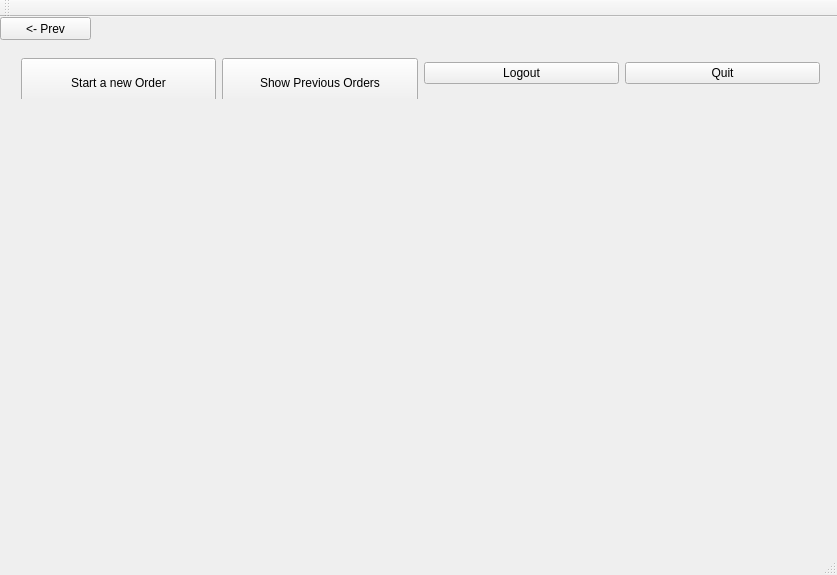
The window that project/src/mainwindow.ui (leoEAB/McDiabetes) describes before a commit, drawn with Qt 5.
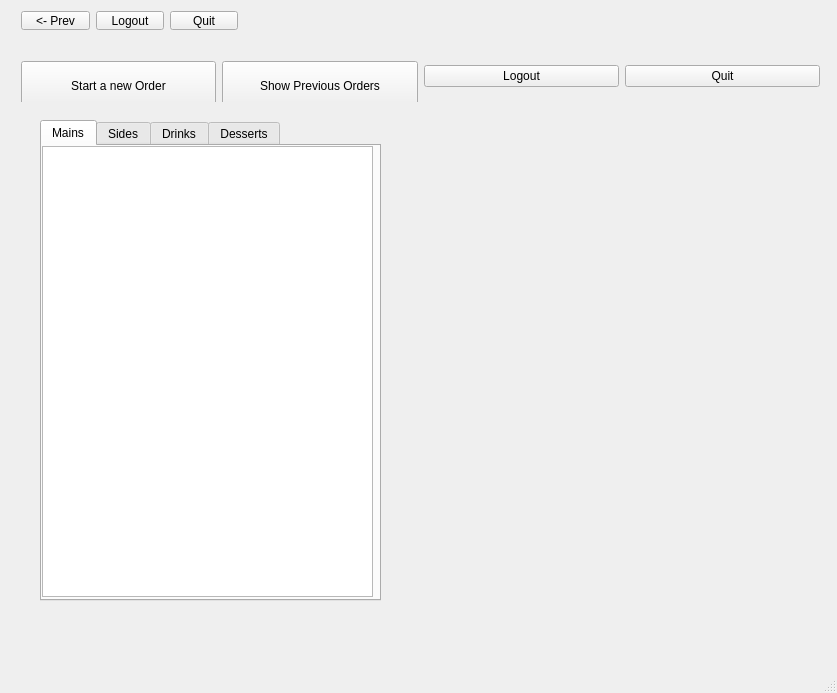
The same window after the commit. The open tabs and pages were chosen to show the change. Icons and pictures are not drawn.

Commit message: login is now perfected, added extra user/admin features

Diff of the .ui file:
```diff
--- a/project/src/mainwindow.ui
+++ b/project/src/mainwindow.ui
@@ -7,7 +7,7 @@
     <x>0</x>
     <y>0</y>
     <width>837</width>
-    <height>575</height>
+    <height>693</height>
    </rect>
   </property>
   <property name="sizePolicy">
@@ -24,9 +24,9 @@
     <property name="geometry">
      <rect>
       <x>10</x>
-      <y>20</y>
+      <y>40</y>
       <width>821</width>
-      <height>511</height>
+      <height>611</height>
      </rect>
     </property>
     <property name="styleSheet">
@@ -414,32 +414,6 @@
        </rect>
       </property>
      </widget>
-     <widget class="QWidget" name="horizontalLayoutWidget_2">
-      <property name="geometry">
-       <rect>
-        <x>600</x>
-        <y>470</y>
-        <width>221</width>
-        <height>31</height>
-       </rect>
-      </property>
-      <layout class="QHBoxLayout" name="horizontalLayout_3">
-       <item>
-        <widget class="QPushButton" name="buttonLogout">
-         <property name="text">
-          <string>Logout</string>
-         </property>
-        </widget>
-       </item>
-       <item>
-        <widget class="QPushButton" name="buttonQuit">
-         <property name="text">
-          <string>Quit</string>
-         </property>
-        </widget>
-       </item>
-      </layout>
-     </widget>
     </widget>
     <widget class="QWidget" name="page3_user">
      <widget class="QWidget" name="verticalLayoutWidget_2">
@@ -494,6 +468,109 @@
        </item>
       </layout>
      </widget>
+     <widget class="QStackedWidget" name="stackedWidgetUser">
+      <property name="geometry">
+       <rect>
+        <x>20</x>
+        <y>70</y>
+        <width>771</width>
+        <height>501</height>
+       </rect>
+      </property>
+      <widget class="QWidget" name="pageNewOrderUser">
+       <widget class="QTabWidget" name="tabWidgetMenuUser">
+        <property name="geometry">
+         <rect>
+          <x>10</x>
+          <y>10</y>
+          <width>341</width>
+          <height>481</height>
+         </rect>
+        </property>
+        <property name="autoFillBackground">
+         <bool>false</bool>
+        </property>
+        <property name="currentIndex">
+         <number>0</number>
+        </property>
+        <widget class="QWidget" name="tab1">
+         <property name="accessibleName">
+          <string/>
+         </property>
+         <attribute name="title">
+          <string>Mains</string>
+         </attribute>
+         <widget class="QTableView" name="tableViewAllMains">
+          <property name="geometry">
+           <rect>
+            <x>0</x>
+            <y>0</y>
+            <width>331</width>
+            <height>451</height>
+           </rect>
+          </property>
+         </widget>
+        </widget>
+        <widget class="QWidget" name="tab2">
+         <attribute name="title">
+          <string>Sides</string>
+         </attribute>
+         <widget class="QTableView" name="tableViewAllSides">
+          <property name="geometry">
+           <rect>
+            <x>0</x>
+            <y>0</y>
+            <width>331</width>
+            <height>451</height>
+           </rect>
+          </property>
+         </widget>
+        </widget>
+        <widget class="QWidget" name="tab3">
+         <attribute name="title">
+          <string>Drinks</string>
+         </attribute>
+         <widget class="QTableView" name="tableViewAllDrinks">
+          <property name="geometry">
+           <rect>
+            <x>0</x>
+            <y>0</y>
+            <width>331</width>
+            <height>451</height>
+           </rect>
+          </property>
+         </widget>
+        </widget>
+        <widget class="QWidget" name="tab4">
+         <attribute name="title">
+          <string>Desserts</string>
+         </attribute>
+         <widget class="QTableView" name="tableViewAllDesserts">
+          <property name="geometry">
+           <rect>
+            <x>0</x>
+            <y>0</y>
+            <width>331</width>
+            <height>451</height>
+           </rect>
+          </property>
+         </widget>
+        </widget>
+       </widget>
+      </widget>
+      <widget class="QWidget" name="pagePrevOrdersUser">
+       <widget class="QTableView" name="tableView">
+        <property name="geometry">
+         <rect>
+          <x>20</x>
+          <y>10</y>
+          <width>741</width>
+          <height>481</height>
+         </rect>
+        </property>
+       </widget>
+      </widget>
+     </widget>
     </widget>
     <widget class="QWidget" name="page4_newUser">
      <widget class="QWidget" name="gridLayoutWidget">
@@ -641,18 +718,38 @@
      </widget>
     </widget>
    </widget>
-   <widget class="QPushButton" name="buttonPrevious">
+   <widget class="QWidget" name="horizontalLayoutWidget_2">
     <property name="geometry">
      <rect>
-      <x>0</x>
+      <x>10</x>
       <y>0</y>
-      <width>91</width>
-      <height>23</height>
+      <width>239</width>
+      <height>41</height>
      </rect>
     </property>
-    <property name="text">
-     <string>&lt;- Prev</string>
-    </property>
+    <layout class="QHBoxLayout" name="horizontalLayout_3">
+     <item>
+      <widget class="QPushButton" name="buttonPrevious">
+       <property name="text">
+        <string>&lt;- Prev</string>
+       </property>
+      </widget>
+     </item>
+     <item>
+      <widget class="QPushButton" name="buttonLogout">
+       <property name="text">
+        <string>Logout</string>
+       </property>
+      </widget>
+     </item>
+     <item>
+      <widget class="QPushButton" name="buttonQuit">
+       <property name="text">
+        <string>Quit</string>
+       </property>
+      </widget>
+     </item>
+    </layout>
    </widget>
   </widget>
   <widget class="QMenuBar" name="menuBar">
@@ -665,14 +762,6 @@
     </rect>
    </property>
   </widget>
-  <widget class="QToolBar" name="mainToolBar">
-   <attribute name="toolBarArea">
-    <enum>TopToolBarArea</enum>
-   </attribute>
-   <attribute name="toolBarBreak">
-    <bool>false</bool>
-   </attribute>
-  </widget>
   <widget class="QStatusBar" name="statusBar"/>
  </widget>
  <layoutdefault spacing="6" margin="11"/>
```
Left out of the diff: 17 changed lines with no effect on the pictures. The commit also changes 4 other files.
